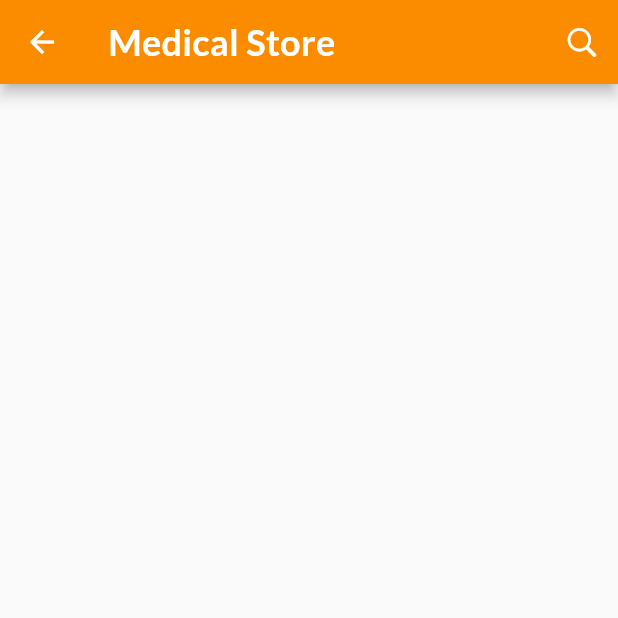
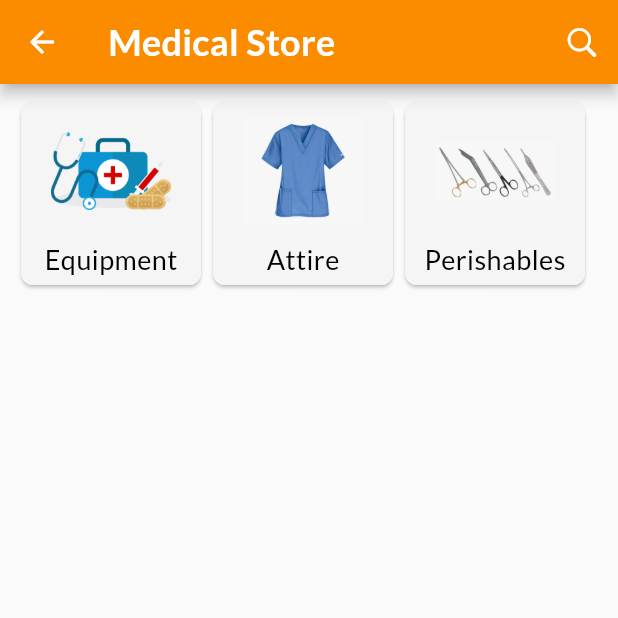
Before and after one commit to CarltonK/doctors_of_kenya, a Flutter app: the StoreScreen screen opened directly, on a phone screen of 412 x 824 dp, the top half of it. Run offline on Flutter 3.47's test engine with Material 2 defaults, Android fonts, the phone set to English and light mode, and no system bars; our stand-ins replace cached_network_image, firebase_core, flutter_spinkit, google_fonts; accounts and stored records are empty.

Commit message:
medical store updated

```diff
--- a/lib/main.dart
+++ b/lib/main.dart
@@ -72,14 +72,14 @@ class MyApp extends StatelessWidget {
         accentColor: Colors.orange[600],
         visualDensity: VisualDensity.adaptivePlatformDensity,
         textTheme: TextTheme(
+          headline5: headlineStyle,
           headline4: miniheadlineStyle,
-          headline5: headlineStyle,
           headline3: headerWhite,
           subtitle1: subheadlineStyle,
           subtitle2: drawerItemStyle,
-          button: buttonStyle,
           bodyText1: normalWhite,
           bodyText2: subtitleWhite,
+          button: buttonStyle,
         ),
       ),
       home: FutureBuilder<FirebaseApp>(
--- /dev/null
+++ b/lib/models/models.dart
@@ -0,0 +1 @@
+export 'store_model.dart';
--- /dev/null
+++ b/lib/models/store_model.dart
@@ -0,0 +1,22 @@
+class StoreModel {
+  String title;
+  String image;
+  bool selected;
+
+  StoreModel({this.title, this.image, this.selected = false});
+}
+
+StoreModel equipment = StoreModel(
+  title: 'Equipment',
+  image: 'assets/images/medical.png',
+);
+StoreModel attire = StoreModel(
+  title: 'Attire',
+  image: 'assets/images/scrubs.png',
+);
+StoreModel perishables = StoreModel(
+  title: 'Perishables',
+  image: 'assets/images/perishables.png',
+);
+
+List<StoreModel> storeModels = [equipment, attire, perishables];
--- a/lib/screens/home/medical_store/store_screen.dart
+++ b/lib/screens/home/medical_store/store_screen.dart
@@ -1,3 +1,4 @@
+import 'package:doctors_of_kenya/models/models.dart';
 import 'package:doctors_of_kenya/widgets/widgets.dart';
 import 'package:flutter/cupertino.dart';
 import 'package:flutter/material.dart';
@@ -20,7 +21,29 @@ class StoreScreen extends StatelessWidget {
           ),
         ],
       ),
-      body: Container(),
+      body: Column(
+        children: [
+          const SizedBox(height: 8),
+          Container(
+            height: 130,
+            child: ListView.builder(
+              padding: const EdgeInsets.only(left: 10.0),
+              scrollDirection: Axis.horizontal,
+              itemCount: storeModels.length,
+              itemBuilder: (context, index) {
+                StoreModel _singleModel = storeModels[index];
+                return CategoryItem(
+                  storeModel: _singleModel,
+                );
+              },
+            ),
+          ),
+          const SizedBox(height: 8),
+          Expanded(
+            child: Container(),
+          ),
+        ],
+      ),
     );
   }
 }
--- /dev/null
+++ b/lib/widgets/category_item.dart
@@ -0,0 +1,48 @@
+import 'package:doctors_of_kenya/models/models.dart';
+import 'package:flutter/material.dart';
+
+class CategoryItem extends StatelessWidget {
+  final StoreModel storeModel;
+  CategoryItem({Key key, @required this.storeModel}) : super(key: key);
+
+  @override
+  Widget build(BuildContext context) {
+    return Card(
+      shape: RoundedRectangleBorder(
+        borderRadius: BorderRadius.circular(8),
+      ),
+      child: Container(
+        decoration: BoxDecoration(
+          color: storeModel.selected
+              ? Theme.of(context).accentColor
+              : Colors.grey[100],
+          borderRadius: BorderRadius.circular(8),
+        ),
+        height: 120,
+        width: 120,
+        child: Column(
+          mainAxisAlignment: MainAxisAlignment.center,
+          children: [
+            Container(
+              height: 80,
+              width: 80,
+              decoration: BoxDecoration(
+                borderRadius: BorderRadius.circular(8),
+                image: DecorationImage(
+                  image: AssetImage(storeModel.image),
+                ),
+              ),
+            ),
+            const SizedBox(
+              height: 8,
+            ),
+            Text(
+              storeModel.title,
+              style: Theme.of(context).textTheme.subtitle2,
+            )
+          ],
+        ),
+      ),
+    );
+  }
+}
--- a/lib/widgets/widgets.dart
+++ b/lib/widgets/widgets.dart
@@ -7,3 +7,4 @@ export 'institutions_list.dart';
 export 'app_drawer.dart';
 export 'tab_widget.dart';
 export 'job_post_card.dart';
+export 'category_item.dart';
```
Also changed, not shown: assets/images/medical.png (added), assets/images/perishables.png (added), assets/images/scrubs.png (added).
